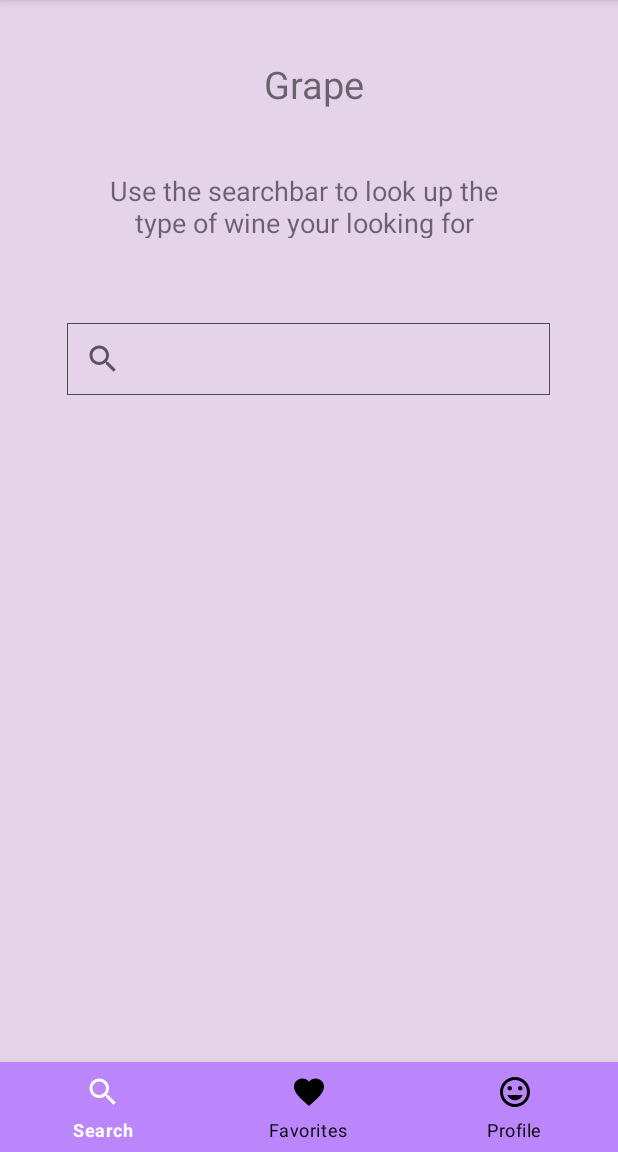
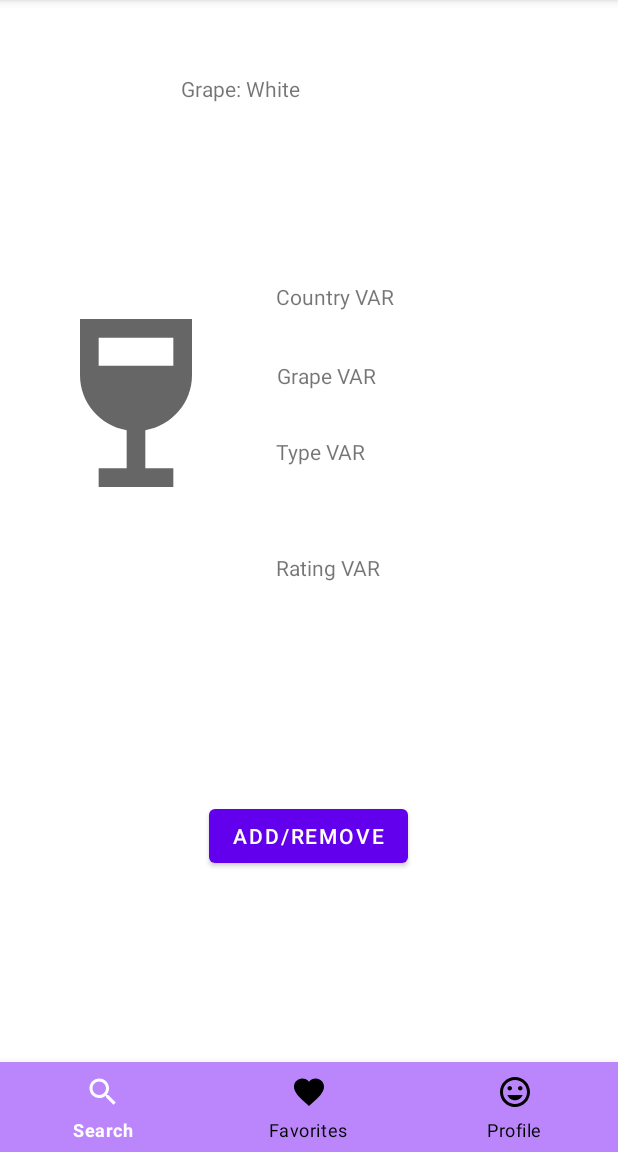
Before and after one commit to vict1311/goodGrapesSecond, an Android app: the screen it shows after launch (GrapeOfWine before the commit, wineDisplay after it), after a tap on "GRAPE", on a phone screen of 412 x 824 dp, the part 84-1236 px from its top. Run offline under Robolectric (Android 15) with nearby library versions, the light colour scheme and no system bars; 3 statements that could not run were skipped.

Commit message:
change text by id

```diff
--- a/app/src/main/java/com/example/goodgrapessecond/MainActivity.java
+++ b/app/src/main/java/com/example/goodgrapessecond/MainActivity.java
@@ -110,6 +110,15 @@ public class MainActivity extends AppCompatActivity {
                 openCountryOfWine();
             }
         });
+
+        //button to wineDisplay
+        button = (Button) findViewById(R.id.emmelie);
+        button.setOnClickListener(new View.OnClickListener() {
+            @Override
+            public void onClick(View view) {
+                openWineDisplay();
+            }
+        });
     }
 
     public void openAllWines() {
@@ -136,5 +145,10 @@ public class MainActivity extends AppCompatActivity {
 
     }
 
+    public void openWineDisplay() {
+        Intent intent = new Intent(this, wineDisplay.class);
+        startActivity(intent);
+    }
+
 
     }
--- a/app/src/main/java/com/example/goodgrapessecond/wineDisplay.java
+++ b/app/src/main/java/com/example/goodgrapessecond/wineDisplay.java
@@ -63,7 +63,22 @@ public class wineDisplay extends AppCompatActivity {
             }
         });
 
+        final TextView textViewToChange = (TextView) findViewById(R.id.nameVAR);
+        textViewToChange.setText(
+                "" + MainActivity.wineList.get(1).name);
 
+        // we use year as a placeholder for country :)
+        final TextView textViewToChange = (TextView) findViewById(R.id.countryVAR);
+        textViewToChange.setText(
+                "Country: " + MainActivity.wineList.get(1).year);
+
+        final TextView textViewToChange = (TextView) findViewById(R.id.grapeVAR);
+        textViewToChange.setText(
+                "Grape: " + MainActivity.wineList.get(1).grape);
+
+        final TextView textViewToChange = (TextView) findViewById(R.id.typeVAR);
+        textViewToChange.setText(
+                "Grape: " + MainActivity.wineList.get(1).type);
 
     }
 }
--- a/app/src/main/res/layout/activity_wine_display.xml
+++ b/app/src/main/res/layout/activity_wine_display.xml
@@ -32,7 +32,7 @@
         app:srcCompat="@drawable/ic_baseline_wine_bar_24" />
 
     <TextView
-        android:id="@+id/textView4"
+        android:id="@+id/nameVAR"
         android:layout_width="171dp"
         android:layout_height="86dp"
         android:text="Name VAR"
@@ -42,7 +42,7 @@
         app:layout_constraintTop_toTopOf="parent" />
 
     <TextView
-        android:id="@+id/textView5"
+        android:id="@+id/countryVAR"
         android:layout_width="107dp"
         android:layout_height="38dp"
         android:text="Country VAR"
@@ -50,11 +50,11 @@
         app:layout_constraintEnd_toEndOf="parent"
         app:layout_constraintHorizontal_bias="0.605"
         app:layout_constraintStart_toStartOf="parent"
-        app:layout_constraintTop_toBottomOf="@+id/textView4"
+        app:layout_constraintTop_toBottomOf="@+id/nameVAR"
         app:layout_constraintVertical_bias="0.099" />
 
     <TextView
-        android:id="@+id/textView6"
+        android:id="@+id/grapeVAR"
         android:layout_width="124dp"
         android:layout_height="38dp"
         android:text="Grape VAR"
@@ -62,11 +62,11 @@
         app:layout_constraintEnd_toEndOf="parent"
         app:layout_constraintHorizontal_bias="0.641"
         app:layout_constraintStart_toStartOf="parent"
-        app:layout_constraintTop_toBottomOf="@+id/textView5"
+        app:layout_constraintTop_toBottomOf="@+id/countryVAR"
         app:layout_constraintVertical_bias="0.033" />
 
     <TextView
-        android:id="@+id/textView7"
+        android:id="@+id/typeVAR"
         android:layout_width="121dp"
         android:layout_height="44dp"
         android:text="Type VAR"
@@ -74,11 +74,11 @@
         app:layout_constraintEnd_toEndOf="parent"
         app:layout_constraintHorizontal_bias="0.634"
         app:layout_constraintStart_toStartOf="parent"
-        app:layout_constraintTop_toBottomOf="@+id/textView6"
+        app:layout_constraintTop_toBottomOf="@+id/grapeVAR"
         app:layout_constraintVertical_bias="0.033" />
 
     <TextView
-        android:id="@+id/textView8"
+        android:id="@+id/ratingVAR"
         android:layout_width="121dp"
         android:layout_height="44dp"
         android:text="Rating VAR"
@@ -86,11 +86,11 @@
         app:layout_constraintEnd_toEndOf="parent"
         app:layout_constraintHorizontal_bias="0.634"
         app:layout_constraintStart_toStartOf="parent"
-        app:layout_constraintTop_toBottomOf="@+id/textView7"
+        app:layout_constraintTop_toBottomOf="@+id/typeVAR"
         app:layout_constraintVertical_bias="0.102" />
 
     <Button
-        android:id="@+id/buttonFav"
+        android:id="@+id/addRemove"
         android:layout_width="wrap_content"
         android:layout_height="wrap_content"
         android:text="Add/remove"
@@ -98,7 +98,7 @@
         app:layout_constraintEnd_toEndOf="parent"
         app:layout_constraintHorizontal_bias="0.498"
         app:layout_constraintStart_toStartOf="parent"
-        app:layout_constraintTop_toBottomOf="@+id/textView8"
+        app:layout_constraintTop_toBottomOf="@+id/ratingVAR"
         app:layout_constraintVertical_bias="0.488" />
 
 
```
Also changed, not shown: app/src/main/res/layout/activity_main.xml (+9 -0 lines).
